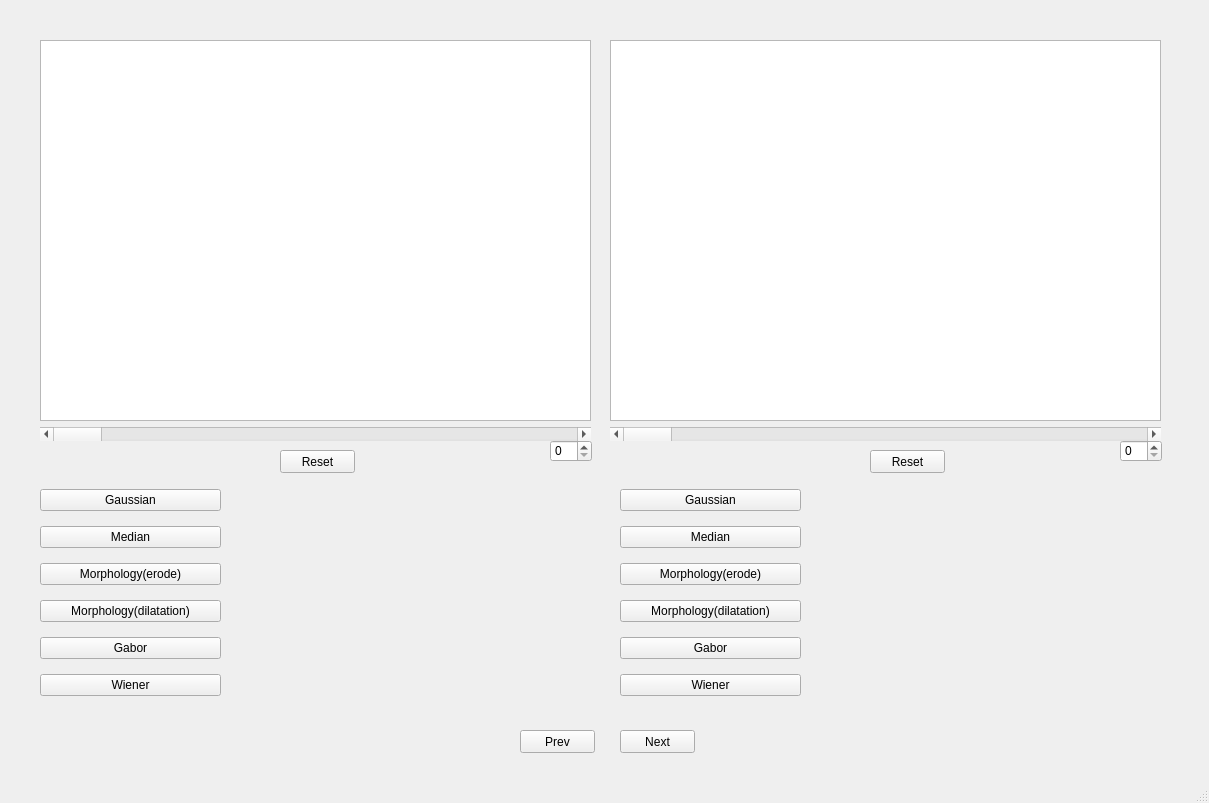
First picture: the form in make_gui_for_preprocess/preprocess_gui.ui, repository HanWoongRyu/study_fingerprint, before the edit.
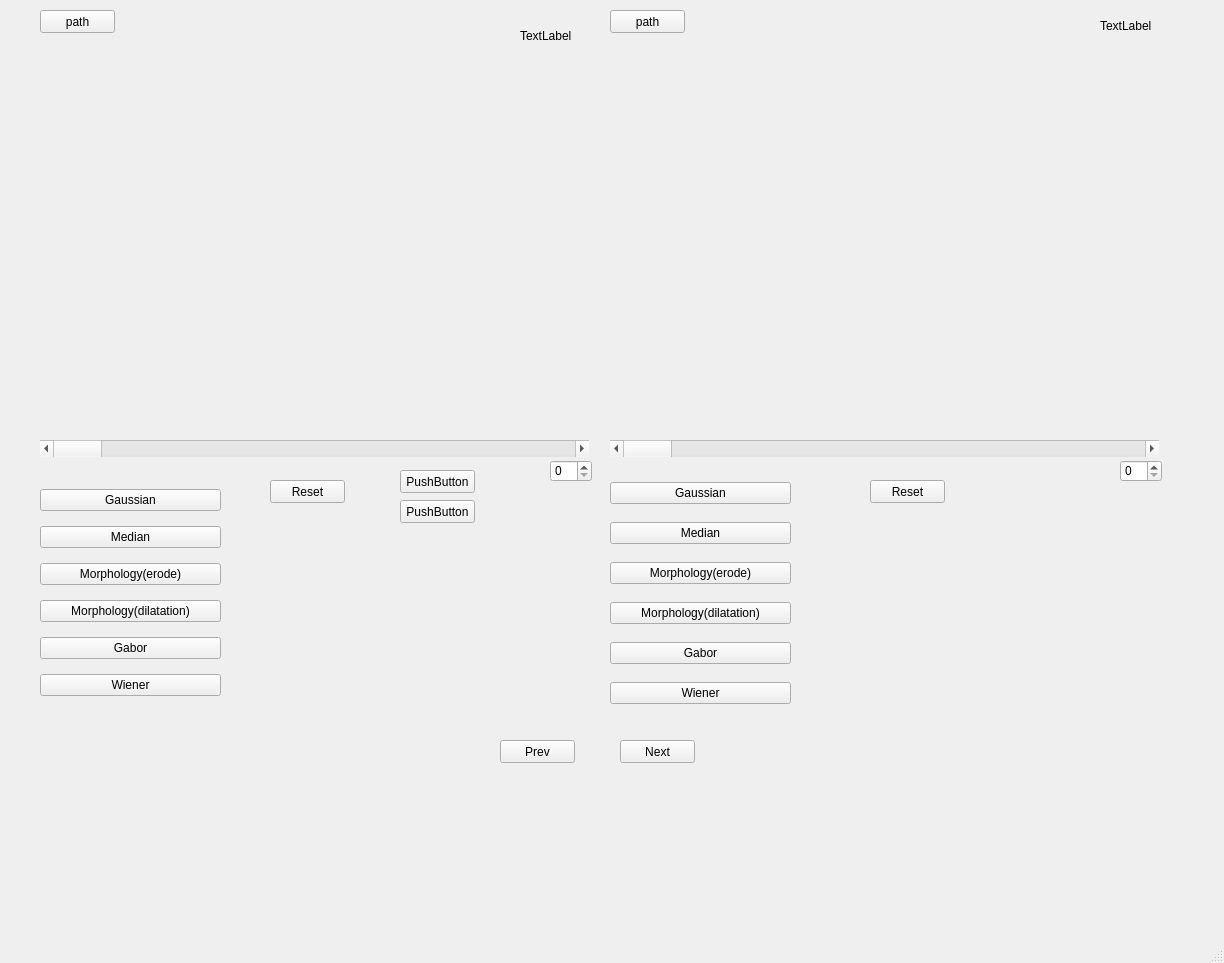
Second picture: the form after the edit.

Patch:
```diff
--- a/make_gui_for_preprocess/preprocess_gui.ui
+++ b/make_gui_for_preprocess/preprocess_gui.ui
@@ -6,8 +6,8 @@
    <rect>
     <x>0</x>
     <y>0</y>
-    <width>1209</width>
-    <height>803</height>
+    <width>1224</width>
+    <height>963</height>
    </rect>
   </property>
   <property name="contextMenuPolicy">
@@ -17,50 +17,6 @@
    <string>Preprocess_Tool</string>
   </property>
   <widget class="QWidget" name="centralwidget">
-   <widget class="QWidget" name="verticalLayoutWidget">
-    <property name="geometry">
-     <rect>
-      <x>40</x>
-      <y>40</y>
-      <width>551</width>
-      <height>401</height>
-     </rect>
-    </property>
-    <layout class="QVBoxLayout" name="verticalLayout">
-     <item>
-      <widget class="QGraphicsView" name="L_graphicsView"/>
-     </item>
-     <item>
-      <widget class="QScrollBar" name="L_horizontalScrollBar">
-       <property name="orientation">
-        <enum>Qt::Horizontal</enum>
-       </property>
-      </widget>
-     </item>
-    </layout>
-   </widget>
-   <widget class="QWidget" name="verticalLayoutWidget_2">
-    <property name="geometry">
-     <rect>
-      <x>610</x>
-      <y>40</y>
-      <width>551</width>
-      <height>401</height>
-     </rect>
-    </property>
-    <layout class="QVBoxLayout" name="verticalLayout_2">
-     <item>
-      <widget class="QGraphicsView" name="R_graphicsView"/>
-     </item>
-     <item>
-      <widget class="QScrollBar" name="R_horizontalScrollBar">
-       <property name="orientation">
-        <enum>Qt::Horizontal</enum>
-       </property>
-      </widget>
-     </item>
-    </layout>
-   </widget>
    <widget class="QWidget" name="gridLayoutWidget">
     <property name="geometry">
      <rect>
@@ -118,20 +74,13 @@
    <widget class="QWidget" name="gridLayoutWidget_2">
     <property name="geometry">
      <rect>
-      <x>620</x>
-      <y>480</y>
+      <x>610</x>
+      <y>470</y>
       <width>181</width>
-      <height>231</height>
+      <height>247</height>
      </rect>
     </property>
-    <layout class="QGridLayout" name="gridLayout_2">
-     <item row="6" column="0">
-      <widget class="QPushButton" name="R_Morphology_Dilation">
-       <property name="text">
-        <string>Morphology(dilatation)</string>
-       </property>
-      </widget>
-     </item>
+    <layout class="QGridLayout" name="R_gridLayout">
      <item row="1" column="0">
       <widget class="QPushButton" name="R_Median">
        <property name="text">
@@ -139,10 +88,10 @@
        </property>
       </widget>
      </item>
-     <item row="0" column="0">
-      <widget class="QPushButton" name="R_Gaussian">
+     <item row="6" column="0">
+      <widget class="QPushButton" name="R_Morphology_Dilation">
        <property name="text">
-        <string>Gaussian</string>
+        <string>Morphology(dilatation)</string>
        </property>
       </widget>
      </item>
@@ -160,6 +109,13 @@
        </property>
       </widget>
      </item>
+     <item row="0" column="0">
+      <widget class="QPushButton" name="R_Gaussian">
+       <property name="text">
+        <string>Gaussian</string>
+       </property>
+      </widget>
+     </item>
      <item row="8" column="0">
       <widget class="QPushButton" name="R_Wiener">
        <property name="text">
@@ -173,7 +129,7 @@
     <property name="geometry">
      <rect>
       <x>550</x>
-      <y>440</y>
+      <y>460</y>
       <width>42</width>
       <height>22</height>
      </rect>
@@ -183,7 +139,7 @@
     <property name="geometry">
      <rect>
       <x>1120</x>
-      <y>440</y>
+      <y>460</y>
       <width>42</width>
       <height>22</height>
      </rect>
@@ -192,8 +148,8 @@
    <widget class="QPushButton" name="Prev_Show_Image">
     <property name="geometry">
      <rect>
-      <x>520</x>
-      <y>730</y>
+      <x>500</x>
+      <y>740</y>
       <width>75</width>
       <height>23</height>
      </rect>
@@ -206,7 +162,7 @@
     <property name="geometry">
      <rect>
       <x>620</x>
-      <y>730</y>
+      <y>740</y>
       <width>75</width>
       <height>23</height>
      </rect>
@@ -218,8 +174,8 @@
    <widget class="QPushButton" name="pushButton_15">
     <property name="geometry">
      <rect>
-      <x>280</x>
-      <y>450</y>
+      <x>270</x>
+      <y>480</y>
       <width>75</width>
       <height>23</height>
      </rect>
@@ -232,7 +188,7 @@
     <property name="geometry">
      <rect>
       <x>870</x>
-      <y>450</y>
+      <y>480</y>
       <width>75</width>
       <height>23</height>
      </rect>
@@ -241,6 +197,110 @@
      <string>Reset</string>
     </property>
    </widget>
+   <widget class="QLabel" name="L_Time">
+    <property name="geometry">
+     <rect>
+      <x>520</x>
+      <y>30</y>
+      <width>56</width>
+      <height>12</height>
+     </rect>
+    </property>
+    <property name="text">
+     <string>TextLabel</string>
+    </property>
+   </widget>
+   <widget class="QLabel" name="R_Time">
+    <property name="geometry">
+     <rect>
+      <x>1100</x>
+      <y>20</y>
+      <width>56</width>
+      <height>12</height>
+     </rect>
+    </property>
+    <property name="text">
+     <string>TextLabel</string>
+    </property>
+   </widget>
+   <widget class="QPushButton" name="L_path_button">
+    <property name="geometry">
+     <rect>
+      <x>40</x>
+      <y>10</y>
+      <width>75</width>
+      <height>23</height>
+     </rect>
+    </property>
+    <property name="text">
+     <string>path</string>
+    </property>
+   </widget>
+   <widget class="QPushButton" name="R_path_button">
+    <property name="geometry">
+     <rect>
+      <x>610</x>
+      <y>10</y>
+      <width>75</width>
+      <height>23</height>
+     </rect>
+    </property>
+    <property name="text">
+     <string>path</string>
+    </property>
+   </widget>
+   <widget class="QScrollBar" name="L_horizontalScrollBar">
+    <property name="geometry">
+     <rect>
+      <x>40</x>
+      <y>440</y>
+      <width>549</width>
+      <height>17</height>
+     </rect>
+    </property>
+    <property name="orientation">
+     <enum>Qt::Horizontal</enum>
+    </property>
+   </widget>
+   <widget class="QScrollBar" name="R_horizontalScrollBar">
+    <property name="geometry">
+     <rect>
+      <x>610</x>
+      <y>440</y>
+      <width>549</width>
+      <height>17</height>
+     </rect>
+    </property>
+    <property name="orientation">
+     <enum>Qt::Horizontal</enum>
+    </property>
+   </widget>
+   <widget class="QPushButton" name="pushButton">
+    <property name="geometry">
+     <rect>
+      <x>400</x>
+      <y>470</y>
+      <width>75</width>
+      <height>23</height>
+     </rect>
+    </property>
+    <property name="text">
+     <string>PushButton</string>
+    </property>
+   </widget>
+   <widget class="QPushButton" name="pushButton_2">
+    <property name="geometry">
+     <rect>
+      <x>400</x>
+      <y>500</y>
+      <width>75</width>
+      <height>23</height>
+     </rect>
+    </property>
+    <property name="text">
+     <string>PushButton</string>
+    </property>
+   </widget>
   </widget>
   <widget class="QMenuBar" name="menubar">
    <property name="geometry">
```
Left out of the diff: 48 changed lines with no effect on the pictures.
